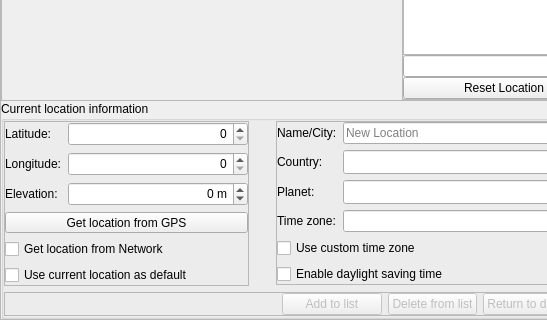
The window that src/gui/locationDialogGui.ui (Stellarium/stellarium) describes before a commit, drawn with Qt 5; both pictures show x 0 to 547 and y 222 to 542 of the 630 by 542 pixel window.
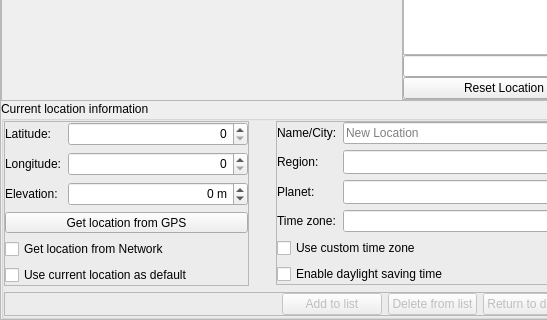
The same window after the commit. Icons and pictures are not drawn. Custom widgets are drawn as their Qt base class.

Patch:
```diff
--- a/src/gui/locationDialogGui.ui
+++ b/src/gui/locationDialogGui.ui
@@ -835,7 +835,7 @@
             <item row="1" column="0">
              <widget class="QLabel" name="label_4">
               <property name="text">
-               <string>Country:</string>
+               <string>Region:</string>
               </property>
              </widget>
             </item>
```
Left out of the diff: 10 changed lines with no effect on the pictures.
